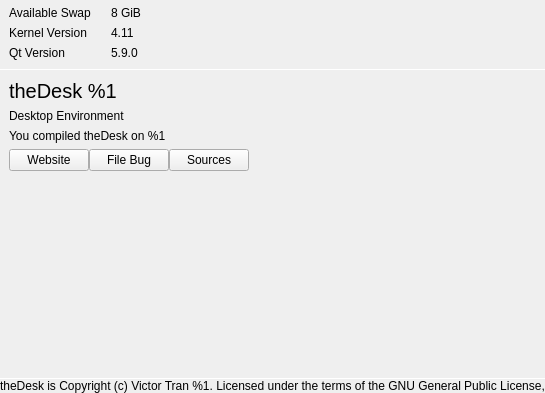
This is desktop/systemsettings/about/about.ui in theCheeseboard/thedesk as Qt 5 draws it before an edit; both pictures show x 0 to 545 and y 180 to 573 of the 868 by 573 pixel window. The edited form follows.
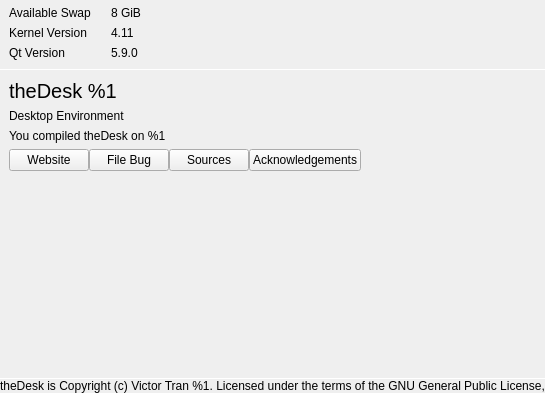
This is the edited form. Icons and pictures are not drawn. Custom widgets are drawn as their Qt base class.

```diff
--- a/desktop/systemsettings/about/about.ui
+++ b/desktop/systemsettings/about/about.ui
@@ -444,6 +444,16 @@
                  </property>
                 </widget>
                </item>
+               <item>
+                <widget class="QPushButton" name="acknowledgementsButton">
+                 <property name="text">
+                  <string>Acknowledgements</string>
+                 </property>
+                 <property name="icon">
+                  <iconset theme="help-about"/>
+                 </property>
+                </widget>
+               </item>
                <item>
                 <spacer name="horizontalSpacer_42">
                  <property name="orientation">
```
